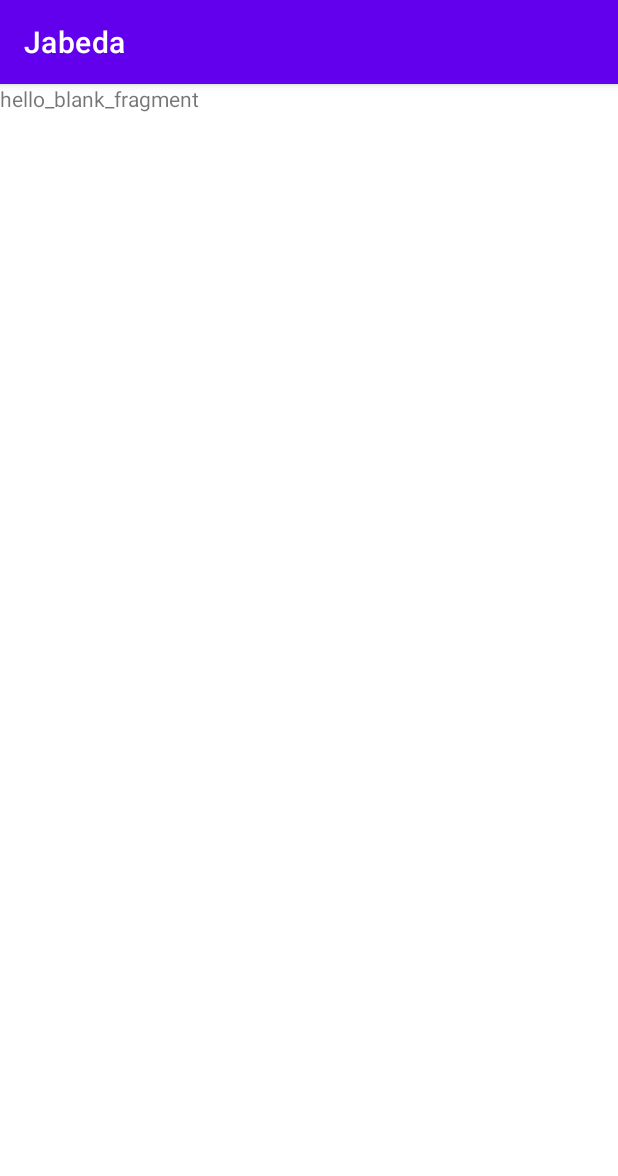
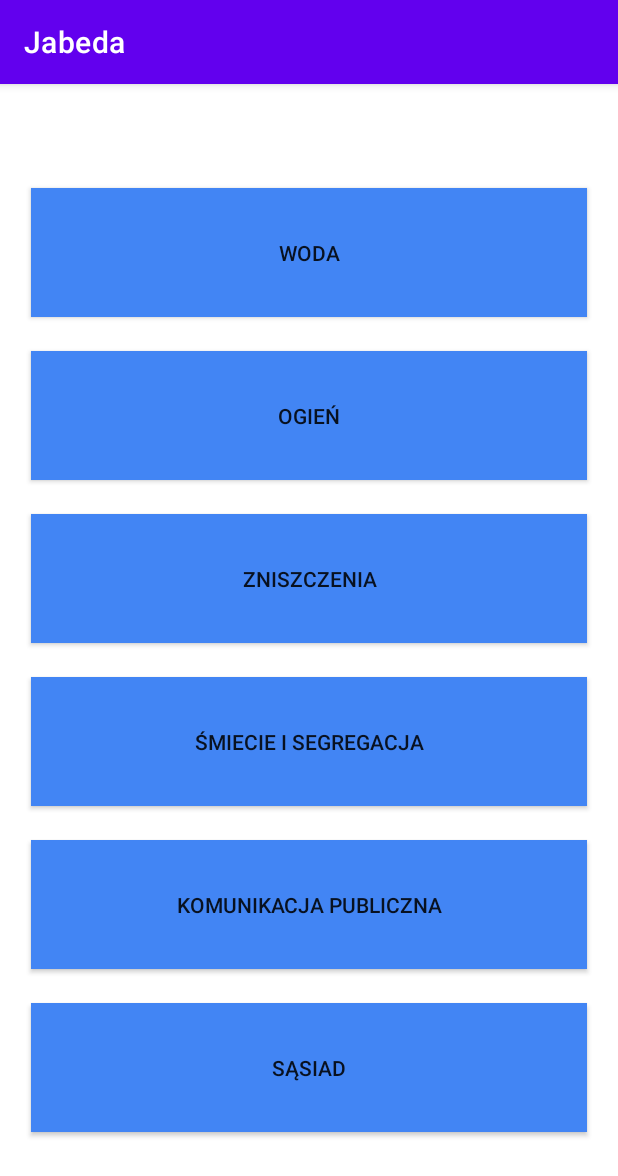
Before and after one commit to KatiaAndrusiak/Distributed-application, an Android app: the screen it shows after launch (MainActivity), after a tap on "POTWIERDŹ LOKALIZACJĘ", on a phone screen of 412 x 824 dp. Shown: the top 1176 px of the screen. Run offline under Robolectric (Android 15) with nearby library versions, the phone set to English and light mode, and no system bars; 1 statement that could not run was skipped.

Commit message:
add category buttons dynamically

```diff
--- a/mobile-app/Project/app/src/main/java/com/example/myapplication/ProblemsFragment.java
+++ b/mobile-app/Project/app/src/main/java/com/example/myapplication/ProblemsFragment.java
@@ -1,5 +1,6 @@
 package com.example.myapplication;
 
+import android.graphics.Color;
 import android.os.Bundle;
 
 import androidx.fragment.app.Fragment;
@@ -7,6 +8,13 @@ import androidx.fragment.app.Fragment;
 import android.view.LayoutInflater;
 import android.view.View;
 import android.view.ViewGroup;
+import android.widget.Button;
+import android.widget.FrameLayout;
+import android.widget.LinearLayout;
+
+import java.util.ArrayList;
+import java.util.Arrays;
+import java.util.List;
 
 /**
  * A simple {@link Fragment} subclass.
@@ -15,6 +23,7 @@ import android.view.ViewGroup;
  */
 public class ProblemsFragment extends Fragment {
 
+    List<String> problems = new ArrayList<>(Arrays.asList("Woda", "Ogień", "Zniszczenia", "Śmiecie i segregacja", "Komunikacja publiczna", "Sąsiad"));
     // TODO: Rename parameter arguments, choose names that match
     // the fragment initialization parameters, e.g. ARG_ITEM_NUMBER
     private static final String ARG_PARAM1 = "param1";
@@ -53,12 +62,31 @@ public class ProblemsFragment extends Fragment {
             mParam1 = getArguments().getString(ARG_PARAM1);
             mParam2 = getArguments().getString(ARG_PARAM2);
         }
+
     }
 
     @Override
     public View onCreateView(LayoutInflater inflater, ViewGroup container,
                              Bundle savedInstanceState) {
         // Inflate the layout for this fragment
-        return inflater.inflate(R.layout.fragment_problems, container, false);
+        View view =  inflater.inflate(R.layout.fragment_problems, container, false);
+
+        int mar = (((getResources().getDisplayMetrics().heightPixels)/(problems.size()+1))* 20)/100;
+        for( String button: problems){
+            LinearLayout ll = view.findViewById(R.id.problems_layout);
+
+            Button btn = new Button(view.getContext());
+            btn.setText(button);
+            btn.setBackgroundColor(Color.parseColor("#4285F4"));
+            LinearLayout.LayoutParams params =  new LinearLayout.LayoutParams(
+                    (int)(getResources().getDisplayMetrics().widthPixels * 0.9),
+                    (int)((getResources().getDisplayMetrics().heightPixels * 0.8) / problems.size())-mar);
+            params.setMargins(0,mar/2,0,mar/2);
+            btn.setLayoutParams(
+                   params);
+            ll.addView(btn);
+        }
+
+        return view;
     }
 }
--- /dev/null
+++ b/mobile-app/Project/app/src/main/res/drawable/button_shape.xml
@@ -0,0 +1,15 @@
+<?xml version="1.0" encoding="utf-8"?>
+<shape xmlns:android="http://schemas.android.com/apk/res/android"
+    android:shape="rectangle">
+
+    <gradient
+        android:startColor="#4285F4"
+        android:centerColor="#4285F4"
+        android:endColor="#4285F4"
+        android:angle="270" />
+<!--    <corners-->
+<!--        android:bottomRightRadius="8dp"-->
+<!--        android:bottomLeftRadius="8dp"-->
+<!--        android:topLeftRadius="8dp"-->
+<!--        android:topRightRadius="8dp"/>-->
+</shape>
--- a/mobile-app/Project/app/src/main/res/layout/fragment_problems.xml
+++ b/mobile-app/Project/app/src/main/res/layout/fragment_problems.xml
@@ -5,10 +5,18 @@
     android:layout_height="match_parent"
     tools:context=".ProblemsFragment">
 
-    <!-- TODO: Update blank fragment layout -->
-    <TextView
+<!--    &lt;!&ndash; TODO: Update blank fragment layout &ndash;&gt;-->
+<!--    <TextView-->
+<!--        android:layout_width="match_parent"-->
+<!--        android:layout_height="match_parent"-->
+<!--        android:text="@string/hello_blank_fragment" />-->
+
+    <LinearLayout
         android:layout_width="match_parent"
         android:layout_height="match_parent"
-        android:text="@string/hello_blank_fragment" />
+        android:gravity="center"
+        android:orientation="vertical"
+        android:id="@+id/problems_layout">
 
+    </LinearLayout>
 </FrameLayout>
```
